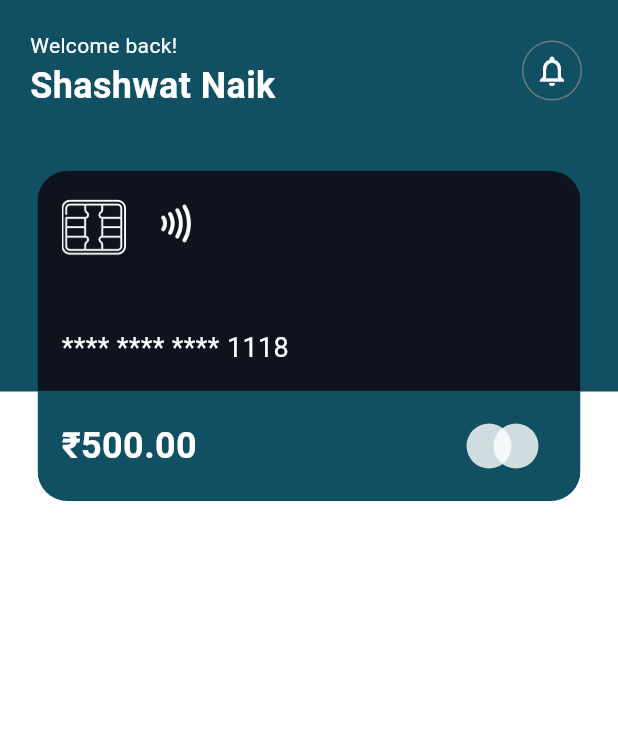
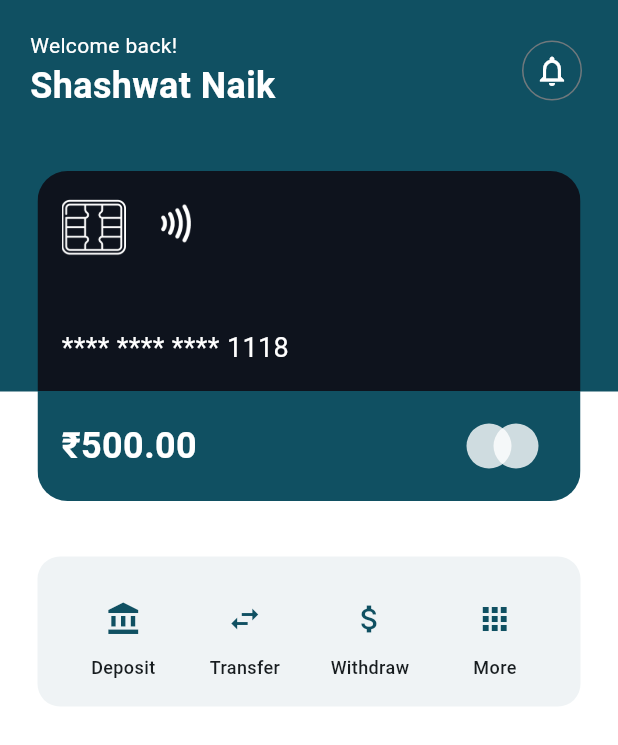
Before and after one commit to shashwat-naik/SmartPay, a Flutter app: the screen it shows after launch, on a phone screen of 412 x 824 dp. Shown: the top 745 px of the screen. Run offline on Flutter 3.47's test engine with Material 3 defaults, Android fonts, the light colour scheme and no system bars.

Commit message:
Feature Section

```diff
--- a/lib/main.dart
+++ b/lib/main.dart
@@ -1,4 +1,5 @@
 import 'package:flutter/material.dart';
+import 'package:smart_pay/widgets/action_button.dart';
 import 'package:smart_pay/widgets/credit_card.dart';
 
 void main() {
@@ -72,6 +73,14 @@
                   Container(
                     margin: EdgeInsets.only(top: 167),
                     color: Colors.white,
+                    child: Column(
+                      children: [
+                        SizedBox(height: 110,),
+                        // Action Button
+                        ActionButtons()
+                        // Transaction List
+                      ],
+                    ),
                   ),
                   Positioned(
                     top: 20,
--- /dev/null
+++ b/lib/widgets/action_button.dart
@@ -0,0 +1,68 @@
+import 'package:flutter/material.dart';
+
+class ActionButtons extends StatelessWidget {
+  const ActionButtons({super.key});
+
+  @override
+  Widget build(BuildContext context) {
+    return Padding(
+      padding: const EdgeInsets.symmetric(horizontal: 25.0),
+      child: Container(
+        width: double.infinity,
+        alignment: Alignment.center,
+        height: 100,
+        decoration: BoxDecoration(
+            color: Color.fromARGB(255, 239, 243, 245),
+            borderRadius: BorderRadius.circular(15)),
+        child: Row(
+          mainAxisAlignment: MainAxisAlignment.spaceEvenly,
+          children: [
+            ActionButton(
+              icon: Icons.account_balance,
+              label: 'Deposit',
+            ),
+            ActionButton(
+              icon: Icons.swap_horiz,
+              label: 'Transfer',
+            ),
+            ActionButton(
+              icon: Icons.attach_money,
+              label: 'Withdraw',
+            ),
+            ActionButton(
+              icon: Icons.apps_sharp,
+              label: 'More',
+            ),
+          ],
+        ),
+      ),
+    );
+  }
+}
+
+class ActionButton extends StatelessWidget {
+  const ActionButton({super.key, required this.icon, required this.label});
+  final IconData icon;
+  final String label;
+
+  @override
+  Widget build(BuildContext context) {
+    return Column(
+      mainAxisAlignment: MainAxisAlignment.center,
+      children: [
+        IconButton(
+          onPressed: () {},
+          icon: Icon(
+            icon,
+            color: Color.fromARGB(255, 16, 80, 98),
+          ),
+        ),
+        // SizedBox(height: 8,),
+        Text(
+          label,
+          style: TextStyle(fontSize: 12, fontWeight: FontWeight.w500),
+        )
+      ],
+    );
+  }
+}
```
